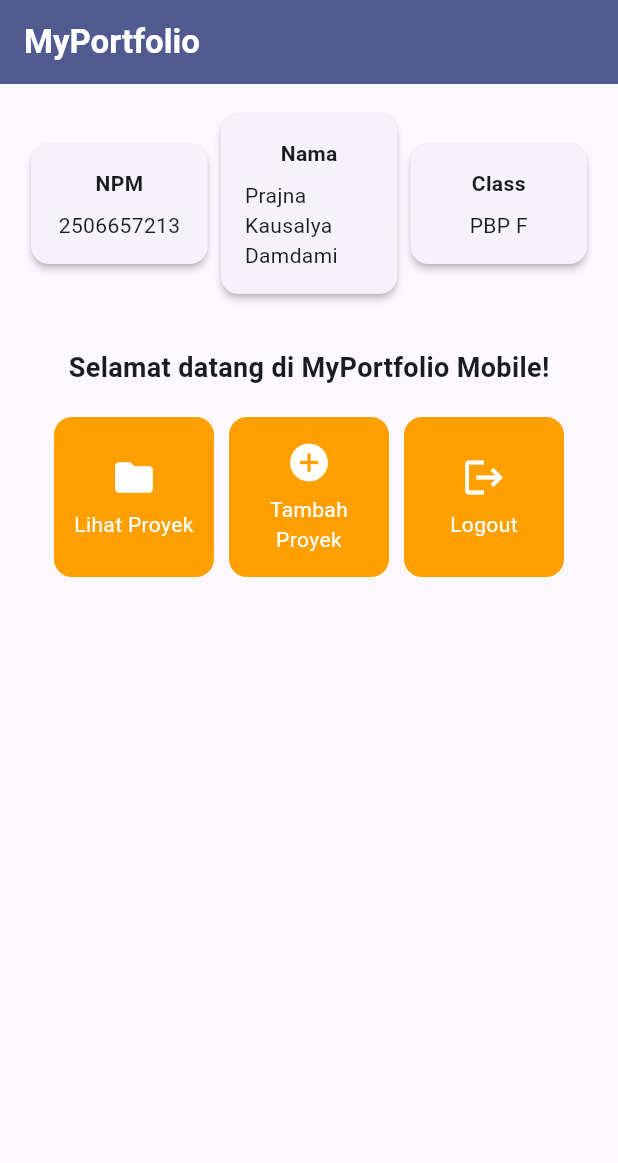
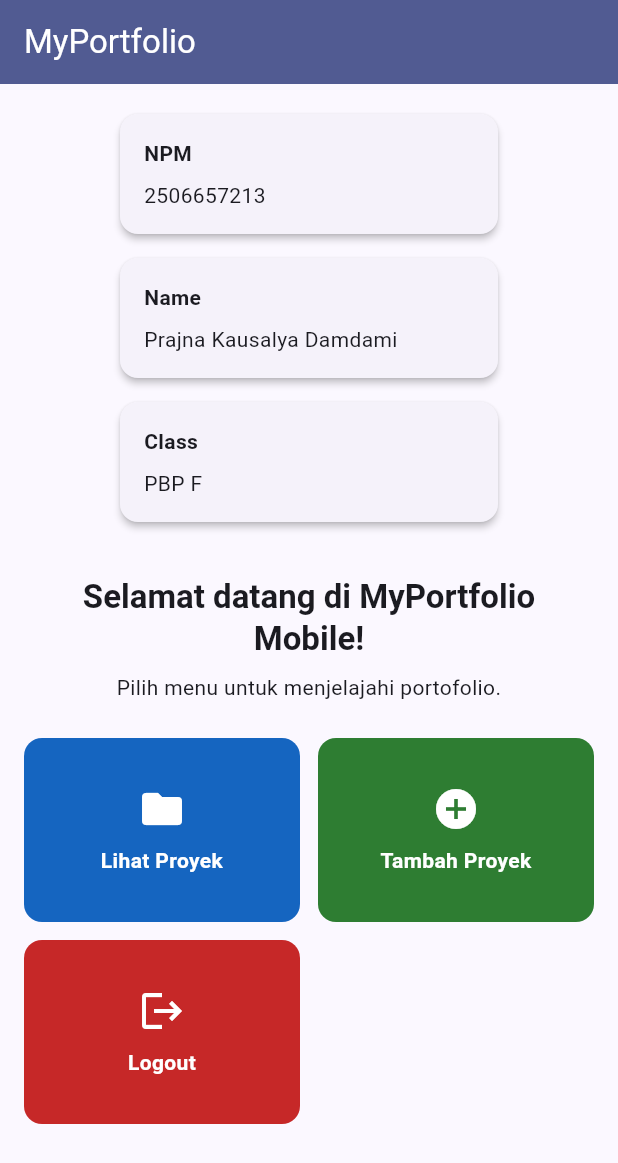
Before and after one commit to prajnakausalya-08/myportofolio_mobile, a Flutter app: the screen it shows after launch, on a phone screen of 412 x 824 dp. Shown: the top 1163 px of the screen. Run offline on Flutter 3.47's test engine with Material 3 defaults, Android fonts, the phone set to English and light mode, and no system bars.

Commit message:
feat(flutter): implement portfolio home screen and tests

```diff
--- a/lib/main.dart
+++ b/lib/main.dart
@@ -20,7 +20,7 @@ class MyApp extends StatelessWidget {
         ),
         useMaterial3: true,
       ),
-      home: MyHomePage(),
+      home: const MyHomePage(),
     );
   }
 }
--- a/lib/menu.dart
+++ b/lib/menu.dart
@@ -1,97 +1,105 @@
 import 'package:flutter/material.dart';
 
 class MyHomePage extends StatelessWidget {
-  MyHomePage({super.key});
+  const MyHomePage({super.key});
 
-  final String npm = "2506657213";
-  final String nama = "Prajna Kausalya Damdami";
-  final String kelas = "PBP F";
-  final List<ItemHomepage> items = [
-    ItemHomepage("Lihat Proyek", Icons.folder),
-    ItemHomepage("Tambah Proyek", Icons.add_circle),
-    ItemHomepage("Logout", Icons.logout),
+  static const items = [
+    ItemHomepage('Lihat Proyek', Icons.folder, Color(0xFF1565C0)),
+    ItemHomepage('Tambah Proyek', Icons.add_circle, Color(0xFF2E7D32)),
+    ItemHomepage('Logout', Icons.logout, Color(0xFFC62828)),
   ];
 
   @override
   Widget build(BuildContext context) {
     return Scaffold(
       appBar: AppBar(
-        title: const Text(
-          'MyPortfolio',
-          style: TextStyle(color: Colors.white, fontWeight: FontWeight.bold),
+        title: const Text('MyPortfolio'),
+        backgroundColor: Theme.of(context).colorScheme.primary,
+        foregroundColor: Colors.white,
       ),
-        backgroundColor: Theme.of(context).colorScheme.primary,
+      body: LayoutBuilder(
+        builder: (context, constraints) {
+          final columns = constraints.maxWidth < 400
+              ? 1
+              : constraints.maxWidth < 650
+              ? 2
+              : 3;
+          return SingleChildScrollView(
+            padding: const EdgeInsets.all(16),
+            child: Center(
+              child: ConstrainedBox(
+                constraints: const BoxConstraints(maxWidth: 900),
+                child: Column(
+                  crossAxisAlignment: CrossAxisAlignment.stretch,
+                  children: [
+                    const Wrap(
+                      spacing: 8,
+                      runSpacing: 8,
+                      alignment: WrapAlignment.center,
+                      children: [
+                        InfoCard(title: 'NPM', content: '2506657213'),
+                        InfoCard(
+                          title: 'Name',
+                          content: 'Prajna Kausalya Damdami',
                         ),
-      body: Padding(
-        padding: const EdgeInsets.all(16.0),
-        child: Column(
-          crossAxisAlignment: CrossAxisAlignment.center,
-          children: [
-            Row(
-              mainAxisAlignment: MainAxisAlignment.spaceEvenly,
-              children: [
-                InfoCard(title: 'NPM', content: npm),
-                InfoCard(title: 'Nama', content: nama),
-                InfoCard(title: 'Class', content: kelas),
+                        InfoCard(title: 'Class', content: 'PBP F'),
                       ],
                     ),
-            const SizedBox(height: 16.0),
-            Center(
-              child: Column(
-                children: [
-                  const Padding(
-                    padding: EdgeInsets.only(top: 16.0),
-                    child: Text(
+                    const SizedBox(height: 32),
+                    Text(
                       'Selamat datang di MyPortfolio Mobile!',
-                      style: TextStyle(
-                        fontWeight: FontWeight.bold,
-                        fontSize: 18.0,
+                      textAlign: TextAlign.center,
+                      style: Theme.of(context).textTheme.titleLarge
+                          ?.copyWith(fontWeight: FontWeight.bold),
                     ),
+                    const SizedBox(height: 8),
+                    const Text(
+                      'Pilih menu untuk menjelajahi portofolio.',
+                      textAlign: TextAlign.center,
                     ),
-                  ),
+                    const SizedBox(height: 24),
                     GridView.count(
-                    primary: true,
-                    padding: const EdgeInsets.all(20),
-                    crossAxisSpacing: 10,
-                    mainAxisSpacing: 10,
-                    crossAxisCount: 3,
+                      crossAxisCount: columns,
+                      crossAxisSpacing: 12,
+                      mainAxisSpacing: 12,
+                      childAspectRatio: columns == 1 ? 2.4 : 1.5,
                       shrinkWrap: true,
-                    children: items.map((ItemHomepage item) {
-                      return ItemCard(item);
-                    }).toList(),
+                      physics: const NeverScrollableScrollPhysics(),
+                      children: items.map((item) => ItemCard(item)).toList(),
                     ),
                   ],
                 ),
               ),
-          ],
             ),
+          );
+        },
       ),
     );
   }
 }
 
 class InfoCard extends StatelessWidget {
+  const InfoCard({super.key, required this.title, required this.content});
+
   final String title;
   final String content;
 
-  const InfoCard({super.key, required this.title, required this.content});
-
   @override
   Widget build(BuildContext context) {
-    return Card(
-      elevation: 2.0,
-      child: Container(
-        width: MediaQuery.of(context).size.width / 3.5,
-        padding: const EdgeInsets.all(16.0),
+    return SizedBox(
+      width: 260,
+      child: Card(
+        elevation: 2,
+        child: Padding(
+          padding: const EdgeInsets.all(16),
           child: Column(
+            crossAxisAlignment: CrossAxisAlignment.start,
             children: [
-            Text(
-              title,
-              style: const TextStyle(fontWeight: FontWeight.bold),
-            ),
-            const SizedBox(height: 8.0),
+              Text(title, style: const TextStyle(fontWeight: FontWeight.bold)),
+              const SizedBox(height: 8),
               Text(content),
             ],
+          ),
         ),
       ),
     );
@@ -99,42 +107,50 @@ class InfoCard extends StatelessWidget {
 }
 
 class ItemHomepage {
+  const ItemHomepage(this.name, this.icon, this.color);
+
   final String name;
   final IconData icon;
-
-  ItemHomepage(this.name, this.icon);
+  final Color color;
 }
 
 class ItemCard extends StatelessWidget {
+  const ItemCard(this.item, {super.key});
+
   final ItemHomepage item;
-
-  const ItemCard(this.item, {super.key});
 
   @override
   Widget build(BuildContext context) {
+    final radius = BorderRadius.circular(12);
     return Material(
-      color: Theme.of(context).colorScheme.secondary,
-      borderRadius: BorderRadius.circular(12),
+      color: item.color,
+      borderRadius: radius,
       child: InkWell(
+        borderRadius: radius,
         onTap: () {
           ScaffoldMessenger.of(context)
             ..hideCurrentSnackBar()
             ..showSnackBar(
-              SnackBar(content: Text("Kamu telah menekan tombol ${item.name}!")),
+              SnackBar(
+                content: Text('Kamu telah menekan tombol ${item.name}!'),
+              ),
             );
         },
-        child: Container(
-          padding: const EdgeInsets.all(8),
+        child: Padding(
+          padding: const EdgeInsets.all(12),
           child: Center(
             child: Column(
-              mainAxisAlignment: MainAxisAlignment.center,
+              mainAxisSize: MainAxisSize.min,
               children: [
-                Icon(item.icon, color: Colors.white, size: 30.0),
-                const Padding(padding: EdgeInsets.all(3)),
+                Icon(item.icon, color: Colors.white, size: 32),
+                const SizedBox(height: 8),
                 Text(
                   item.name,
                   textAlign: TextAlign.center,
-                  style: const TextStyle(color: Colors.white),
+                  style: const TextStyle(
+                    color: Colors.white,
+                    fontWeight: FontWeight.bold,
+                  ),
                 ),
               ],
             ),
```
Also changed, not shown: 1 other file. Lines whose indentation alone changed are shown as unchanged.
